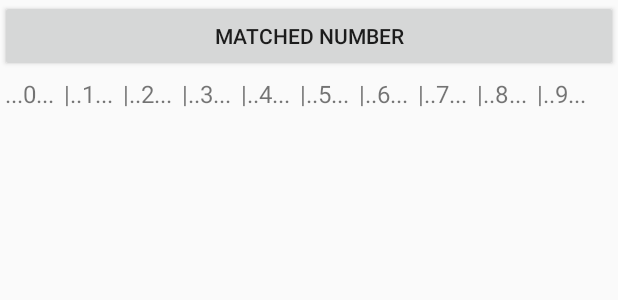
After one commit to ap13738708/LottoScanner, an Android app: the layout activity_table.xml on its own in the app's theme, with its tools: preview values and no code run, on a phone screen of 412 x 824 dp. The commit adds this screen. Shown: the top 300 px of the screen. Run offline under Robolectric (Android 15) with nearby library versions, the phone set to English and light mode, and no system bars.

Commit message:
Ready for basic use, need more improve

```diff
--- a/app/build.gradle
+++ b/app/build.gradle
@@ -19,13 +19,17 @@ android {
 }
 
 dependencies {
+    compile 'com.android.support:appcompat-v7:26.1.0'
     //Retrofit
     compile 'com.squareup.retrofit2:retrofit:2.3.0'
     compile 'com.squareup.retrofit2:converter-gson:2.3.0'
-    //Scanner
+    //Barcode reader
     implementation 'info.androidhive:barcode-reader:1.1.5'
+    //Google mobile vision
     implementation 'com.google.android.gms:play-services-vision:11.8.0'
+    //Zxing scanner
     compile 'com.journeyapps:zxing-android-embedded:3.5.0'
+    //Other
     implementation fileTree(include: ['*.jar'], dir: 'libs')
     implementation 'com.android.support:appcompat-v7:26.1.0'
     implementation 'com.android.support.constraint:constraint-layout:1.0.2'
--- a/app/src/main/java/com/example/scannerproject/PostNumber.java
+++ b/app/src/main/java/com/example/scannerproject/PostNumber.java
@@ -10,6 +10,6 @@ import retrofit2.http.POST;
 
 public interface PostNumber {
 
-    @POST("users/add")
-    Call<Number> sendNum(@Body Number num);
+    @POST("insertlotto")
+    Call<String> sendNum(@Body Number num);
 }
--- /dev/null
+++ b/app/src/main/res/layout/activity_table.xml
@@ -0,0 +1,94 @@
+<?xml version="1.0" encoding="utf-8"?>
+<LinearLayout xmlns:android="http://schemas.android.com/apk/res/android"
+    android:layout_width="match_parent"
+    android:layout_height="match_parent"
+    android:orientation="vertical">
+
+    <Button
+        android:id="@+id/btn_showMatched"
+        android:layout_width="match_parent"
+        android:layout_height="wrap_content"
+        android:text="matched number" />
+
+    <HorizontalScrollView
+    android:layout_width="match_parent"
+    android:layout_height="match_parent"
+    android:stretchColumns="1"
+    android:fillViewport="true"
+    android:id="@+id/scrollView">
+
+
+    <TableLayout
+        android:layout_width="wrap_content"
+        android:layout_height="match_parent">
+
+        <TableRow>
+
+            <TextView
+                android:id="@+id/tv1"
+                android:layout_column="1"
+                android:padding="3dip"
+                android:text="...0..."
+                android:textSize="16sp" />
+
+            <TextView
+                android:id="@+id/tv2"
+                android:layout_column="1"
+                android:text="|..1..."
+                android:padding="3dip"
+                android:textSize="16sp" />
+            <TextView
+                android:id="@+id/tv3"
+                android:layout_column="1"
+                android:text="|..2..."
+                android:padding="3dip"
+                android:textSize="16sp"/>
+            <TextView
+                android:id="@+id/tv4"
+                android:layout_column="1"
+                android:text="|..3..."
+                android:padding="3dip"
+                android:textSize="16sp"/>
+            <TextView
+                android:id="@+id/tv5"
+                android:layout_column="1"
+                android:text="|..4..."
+                android:padding="3dip"
+                android:textSize="16sp"/>
+            <TextView
+                android:id="@+id/tv6"
+                android:layout_column="1"
+                android:text="|..5..."
+                android:padding="3dip"
+                android:textSize="16sp"/>
+            <TextView
+                android:id="@+id/tv7"
+                android:layout_column="1"
+                android:text="|..6..."
+                android:padding="3dip"
+                android:textSize="16sp"/>
+            <TextView
+                android:id="@+id/tv8"
+                android:layout_column="1"
+                android:text="|..7..."
+                android:padding="3dip"
+                android:textSize="16sp"/>
+            <TextView
+                android:id="@+id/tv9"
+                android:layout_column="1"
+                android:text="|..8..."
+                android:padding="3dip"
+                android:textSize="16sp"/>
+            <TextView
+                android:id="@+id/tv10"
+                android:layout_column="1"
+                android:text="|..9..."
+                android:padding="3dip"
+                android:textSize="16sp"/>
+
+
+        </TableRow>
+    </TableLayout>
+    </HorizontalScrollView>
+
+</LinearLayout>
```
Also changed, not shown: app/src/main/AndroidManifest.xml (+11 -6 lines), app/src/main/java/com/example/scannerproject/ArrangeNum.java (added, +97 -0 lines), app/src/main/java/com/example/scannerproject/Backgroud.java (added, +27 -0 lines), app/src/main/java/com/example/scannerproject/MainActivity.java (+106 -18 lines), app/src/main/java/com/example/scannerproject/Number.java (+5 -3 lines), app/src/main/java/com/example/scannerproject/Scanner.java (+25 -3 lines), app/src/main/java/com/example/scannerproject/TableActivity.java (added, +223 -0 lines), app/src/main/res/layout/activity_backgroud.xml (added, +22 -0 lines), app/src/main/res/layout/activity_main.xml (+33 -15 lines), app/src/main/res/menu/mymenu.xml (added, +9 -0 lines), app/src/main/res/drawable-v24/save_icon.png (added).
